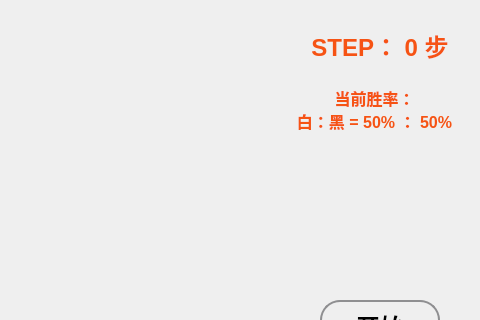
First picture: the form in RicardoGoBang/pvmwindow.ui, repository maplefan/RicardoGoBang, before the edit; both pictures show x 320 to 800 and y 0 to 320 of the 800 by 610 pixel window.
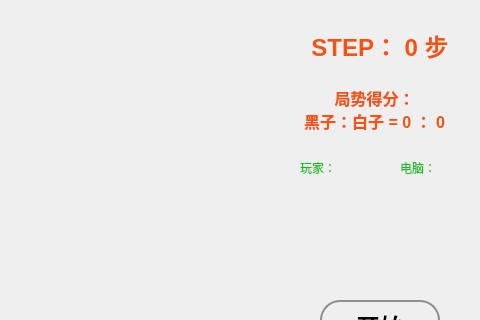
Second picture: the form after the edit.

```diff
--- a/RicardoGoBang/pvmwindow.ui
+++ b/RicardoGoBang/pvmwindow.ui
@@ -264,8 +264,8 @@
      <string notr="true">color:#f65314</string>
     </property>
     <property name="text">
-     <string>当前胜率：
-白：黑 = 50% ： 50%</string>
+     <string>局势得分：
+黑子：白子 = 0 ： 0</string>
     </property>
     <property name="alignment">
      <set>Qt::AlignCenter</set>
@@ -282,6 +282,48 @@
     </property>
     <layout class="QVBoxLayout" name="verticalLayout"/>
    </widget>
+   <widget class="QLabel" name="label">
+    <property name="geometry">
+     <rect>
+      <x>620</x>
+      <y>160</y>
+      <width>60</width>
+      <height>16</height>
+     </rect>
+    </property>
+    <property name="font">
+     <font>
+      <family>Microsoft Sans Serif</family>
+     </font>
+    </property>
+    <property name="styleSheet">
+     <string notr="true">color:#1FB922</string>
+    </property>
+    <property name="text">
+     <string>玩家：</string>
+    </property>
+   </widget>
+   <widget class="QLabel" name="label_2">
+    <property name="geometry">
+     <rect>
+      <x>720</x>
+      <y>160</y>
+      <width>60</width>
+      <height>16</height>
+     </rect>
+    </property>
+    <property name="font">
+     <font>
+      <family>Microsoft Sans Serif</family>
+     </font>
+    </property>
+    <property name="styleSheet">
+     <string notr="true">color:#1FB922</string>
+    </property>
+    <property name="text">
+     <string>电脑：</string>
+    </property>
+   </widget>
   </widget>
  </widget>
  <resources/>
```
